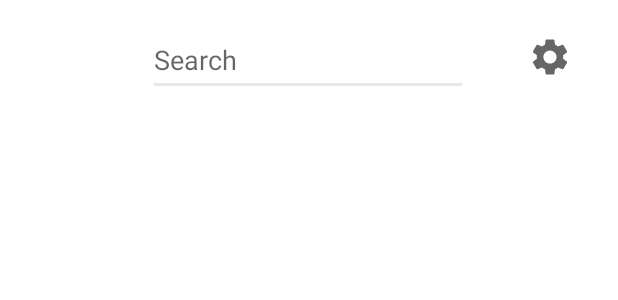
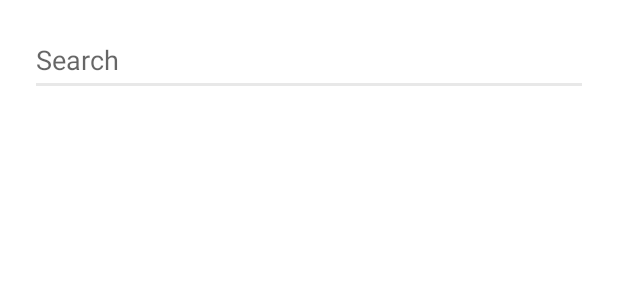
Before and after one commit to ADITYAbasude/pip, an Android app: the layout fragment_search.xml on its own in the app's theme, with its tools: preview values and no code run, on a phone screen of 412 x 824 dp. Shown: the top 300 px of the screen. Run offline under Robolectric (Android 15) with nearby library versions, the phone set to English and light mode, and no system bars.

Commit message:
search page done

```diff
--- a/app/src/main/java/com/example/pip/User.java
+++ b/app/src/main/java/com/example/pip/User.java
@@ -16,4 +16,8 @@ public class User {
     public User (String pipPostData){
         this.pipPostData = pipPostData;
     }
+
+    public String getUsName() {
+        return usName;
+    }
 }
--- a/app/src/main/res/layout/fragment_search.xml
+++ b/app/src/main/res/layout/fragment_search.xml
@@ -11,10 +11,12 @@
         android:layout_height="match_parent">
 
         <EditText
-            android:id="@+id/editTextTextPersonName"
-            android:layout_width="wrap_content"
+            android:id="@+id/serachView"
+            android:layout_width="0dp"
             android:layout_height="wrap_content"
+            android:layout_marginLeft="20dp"
             android:layout_marginTop="16dp"
+            android:layout_marginRight="20dp"
             android:backgroundTint="#E8E8E8"
             android:ems="10"
             android:hint="Search"
@@ -25,19 +27,6 @@
             app:layout_constraintStart_toStartOf="parent"
             app:layout_constraintTop_toTopOf="parent" />
 
-        <ImageView
-            android:id="@+id/imageView2"
-            android:layout_width="29dp"
-            android:layout_height="32dp"
-            android:layout_marginStart="40dp"
-            android:layout_marginTop="22dp"
-            android:layout_marginEnd="10dp"
-            android:src="@drawable/ic_baseline_settings_24"
-            app:layout_constraintEnd_toEndOf="parent"
-            app:layout_constraintHorizontal_bias="0.0"
-            app:layout_constraintStart_toEndOf="@+id/editTextTextPersonName"
-            app:layout_constraintTop_toTopOf="parent" />
-
         <ListView
             android:id="@+id/searchresult"
             android:layout_width="409dp"
@@ -45,7 +34,20 @@
             app:layout_constraintBottom_toBottomOf="parent"
             app:layout_constraintEnd_toEndOf="parent"
             app:layout_constraintStart_toStartOf="parent"
-            app:layout_constraintTop_toBottomOf="@+id/editTextTextPersonName"
-            app:layout_constraintVertical_bias="0.0" />
+            app:layout_constraintTop_toBottomOf="@+id/serachView"
+            app:layout_constraintVertical_bias="0.0" >
+
+        </ListView>
+
+        <ProgressBar
+            android:id="@+id/progressBar"
+            style="?android:attr/progressBarStyle"
+            android:layout_width="wrap_content"
+            android:layout_height="wrap_content"
+            android:visibility="gone"
+            app:layout_constraintBottom_toBottomOf="parent"
+            app:layout_constraintEnd_toEndOf="parent"
+            app:layout_constraintStart_toStartOf="parent"
+            app:layout_constraintTop_toTopOf="@+id/searchresult" />
     </androidx.constraintlayout.widget.ConstraintLayout>
 </FrameLayout>
```
Also changed, not shown: app/src/main/java/com/example/pip/gitUserPip.java (added, +40 -0 lines), app/src/main/java/com/example/pip/search.java (+59 -24 lines), app/src/main/java/com/example/pip/storepip.java (deleted, +0 -12 lines), app/src/main/java/com/example/pip/twittingpageUser.java (+1 -10 lines), app/src/main/res/layout/activity_twittingpage_user.xml (+0 -16 lines), app/src/main/res/layout/pipusername.xml (added, +43 -0 lines).
